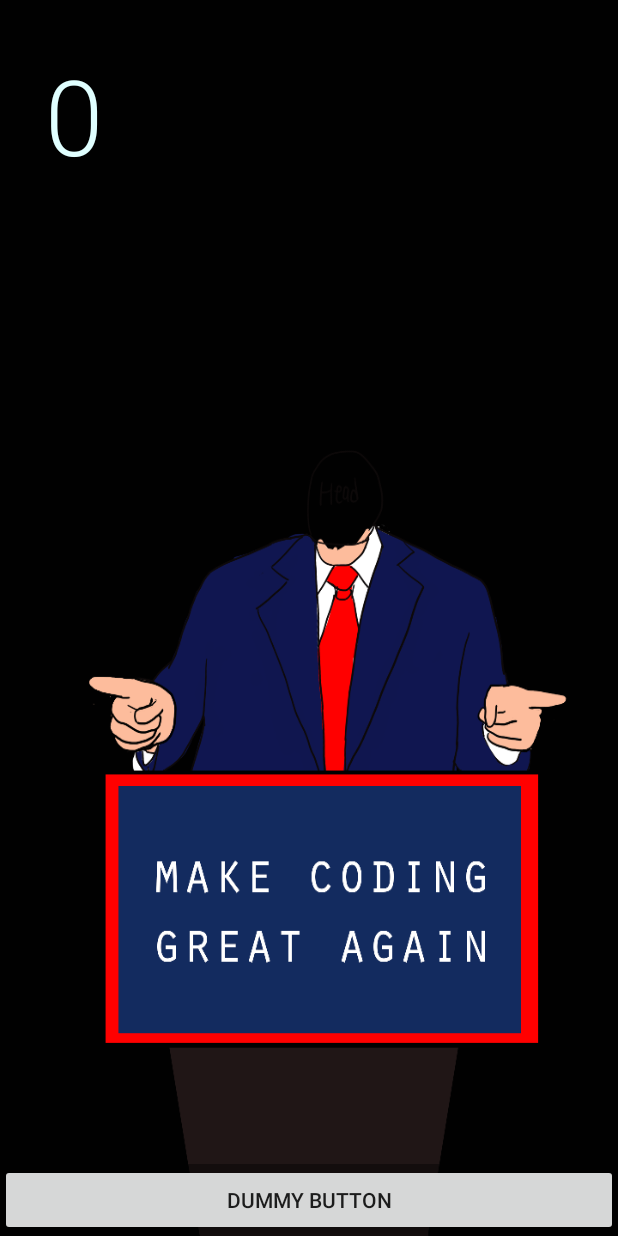
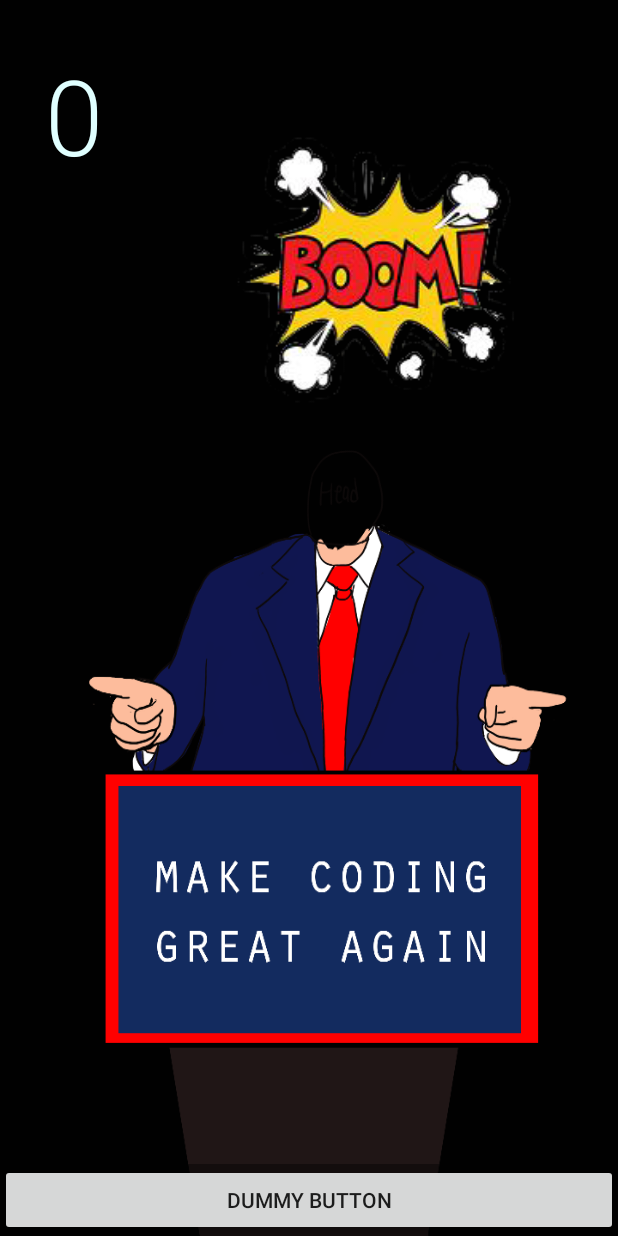
Before and after one commit to toastybuns/ViciousTeddyBear, an Android app: the layout activity_playing_game.xml on its own in the app's theme, with its tools: preview values and no code run, on a phone screen of 412 x 824 dp. Run offline under Robolectric (Android 15) with nearby library versions, the phone set to English and light mode, and no system bars.

Commit message:
FINALLLLLLL
WE ARE DONE

```diff
--- a/app/src/main/res/layout/activity_playing_game.xml
+++ b/app/src/main/res/layout/activity_playing_game.xml
@@ -27,6 +27,21 @@
         android:layout_width="200dp"
         android:layout_height="200dp"
         />
+    </LinearLayout>
+
+
+    <LinearLayout
+        android:layout_width="match_parent"
+        android:layout_height="wrap_content"
+        android:paddingTop="80dp"
+        android:paddingLeft="150dp">
+        <ImageView
+            android:id="@+id/punch"
+            android:background="@null"
+            android:layout_width="200dp"
+            android:layout_height="200dp"
+            android:src="@drawable/punch2"
+            />
     </LinearLayout>
 
     <FrameLayout
```
Also changed, not shown: app/src/main/java/com/a0011/viciousteddybear/viciousteddybear/PlayingGame.java (+22 -0 lines), app/src/main/res/drawable-hdpi/punch2.png (added), app/src/main/res/drawable-mdpi/punch2.png (added), app/src/main/res/drawable-xhdpi/punch2.png (added), app/src/main/res/drawable-xxhdpi/punch2.png (added), app/src/main/res/drawable/punch2.png (added).
